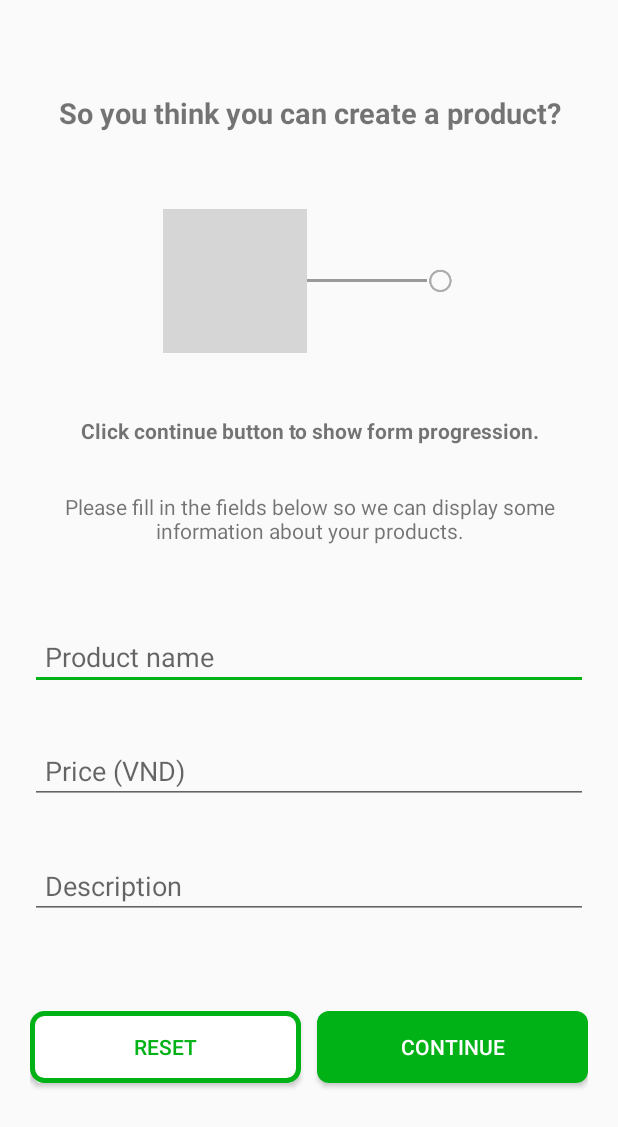
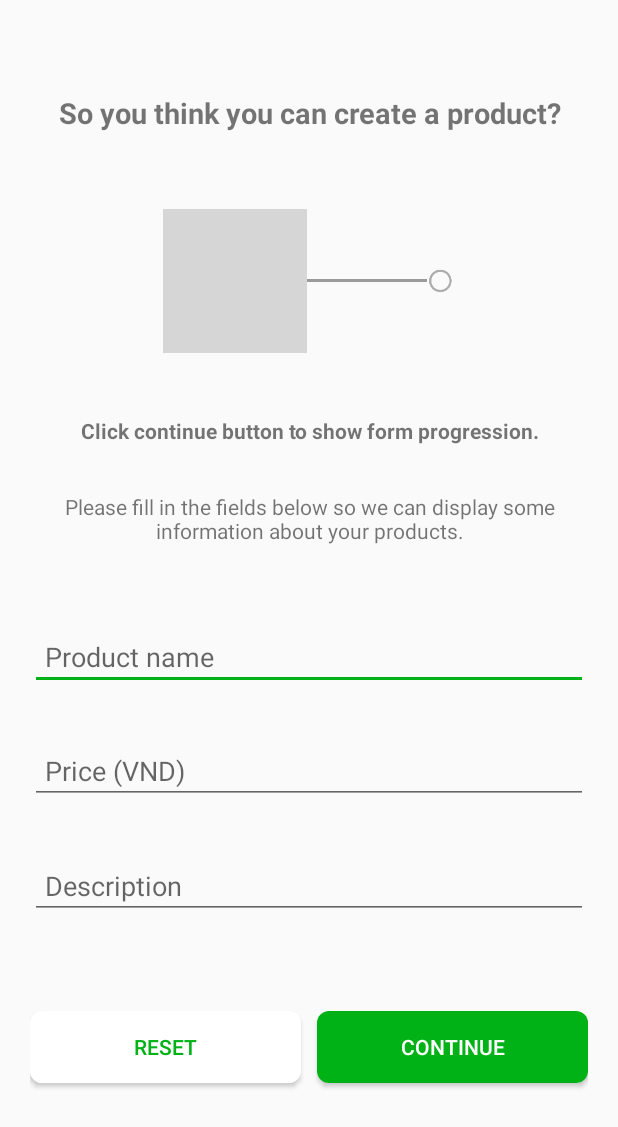
Before and after one commit to LanAnhNghiem/ShopMe, an Android app: the CreateProductFragment1 screen opened directly, with no data from a screen before it, after a tap on "RESET", on a phone screen of 412 x 824 dp. Shown: the top 1127 px of the screen. Run offline under Robolectric (Android 15) with nearby library versions, the phone set to English and light mode, and no system bars; grey boxes are pictures that could not be loaded.

Commit message:
Fix bug create product

```diff
--- a/app/src/main/java/com/threesome/shopme/LA/CreateProductFragment1.java
+++ b/app/src/main/java/com/threesome/shopme/LA/CreateProductFragment1.java
@@ -10,6 +10,7 @@ import android.view.View;
 import android.view.ViewGroup;
 import android.widget.Button;
 import android.widget.EditText;
+import android.widget.Toast;
 
 import com.threesome.shopme.R;
 import com.threesome.shopme.models.Product;
@@ -43,12 +44,20 @@ public class CreateProductFragment1 extends Fragment {
         btnReset.setOnClickListener(new View.OnClickListener() {
             @Override
             public void onClick(View view) {
+                txtProductName.setText("");
+                txtDescription.setText("");
+                txtPrice.setText("");
             }
         });
         btnContinue.setOnClickListener(new View.OnClickListener() {
             @Override
             public void onClick(View view) {
-                saveData();
+                if(txtDescription.getText().toString().trim().length() > 0&& txtProductName.getText().toString().trim().length() > 0
+                        && txtPrice.getText().toString().trim().length() > 0){
+                    saveData();
+                }else{
+                    Toast.makeText(getActivity(), "Please fill in the blanks", Toast.LENGTH_SHORT).show();
+                }
             }
         });
         return view;
@@ -58,19 +67,5 @@ public class CreateProductFragment1 extends Fragment {
         Log.d(TAG, String.valueOf(txtPrice.getEditableText()));
         Product product = new Product(txtProductName.getEditableText().toString(), String.valueOf(txtPrice.getEditableText()),txtDescription.getEditableText().toString());
         sendProductData.getData(product);
-//        String id = mProductRef.push().getKey();
-//        mProductRef.addValueEventListener(new ValueEventListener() {
-//            @Override
-//            public void onDataChange(DataSnapshot dataSnapshot) {
-//                for(DataSnapshot data: dataSnapshot.getChildren()){
-//
-//                }
-//            }
-//
-//            @Override
-//            public void onCancelled(DatabaseError databaseError) {
-//
-//            }
-//        })
     }
 }
--- a/app/src/main/res/drawable/button_bg_1.xml
+++ b/app/src/main/res/drawable/button_bg_1.xml
@@ -1,8 +1,8 @@
 <?xml version="1.0" encoding="utf-8"?>
 <selector xmlns:android="http://schemas.android.com/apk/res/android">
-    <item android:drawable="@drawable/border_button_2" android:state_pressed="true"/>
+    <item android:drawable="@drawable/button_1" android:state_pressed="true"/>
     <!-- focused state -->
-    <item android:drawable="@drawable/border_button_2" android:state_focused="true"/>
+    <item android:drawable="@drawable/button_1" android:state_focused="true"/>
     <!-- default state -->
-    <item android:drawable="@drawable/border_button_1"/>
+    <item android:drawable="@drawable/button_2"/>
 </selector>
```
Also changed, not shown: app/src/main/java/com/threesome/shopme/LA/CreateProductFragment2.java (+7 -0 lines), 1 other file.
